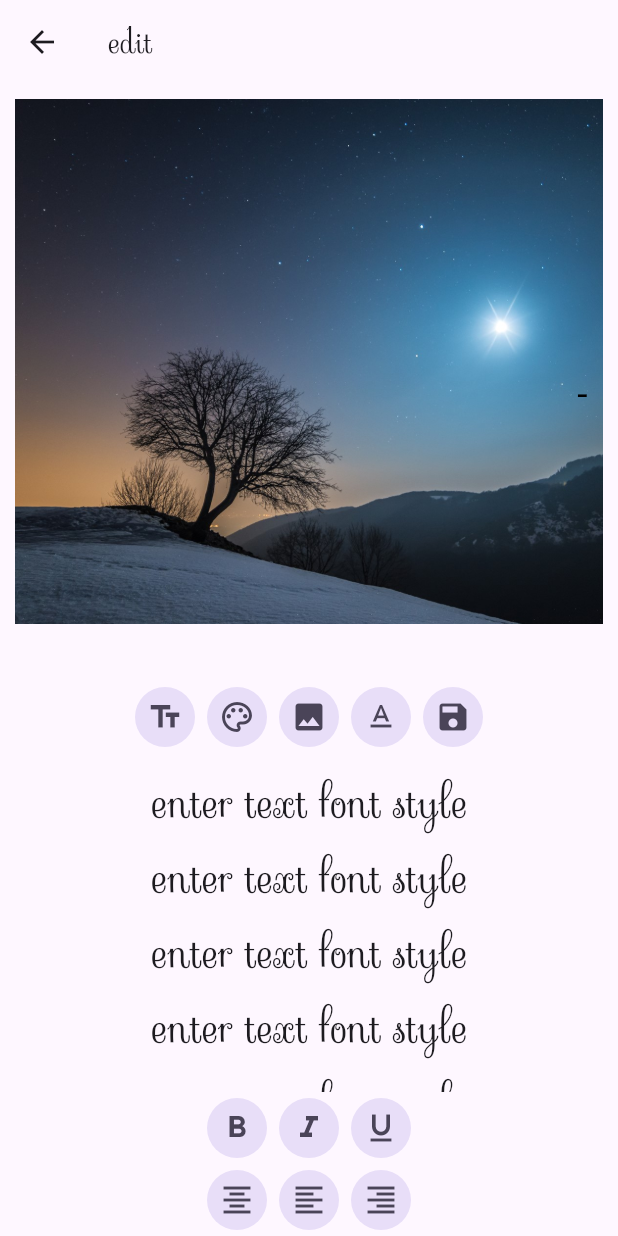
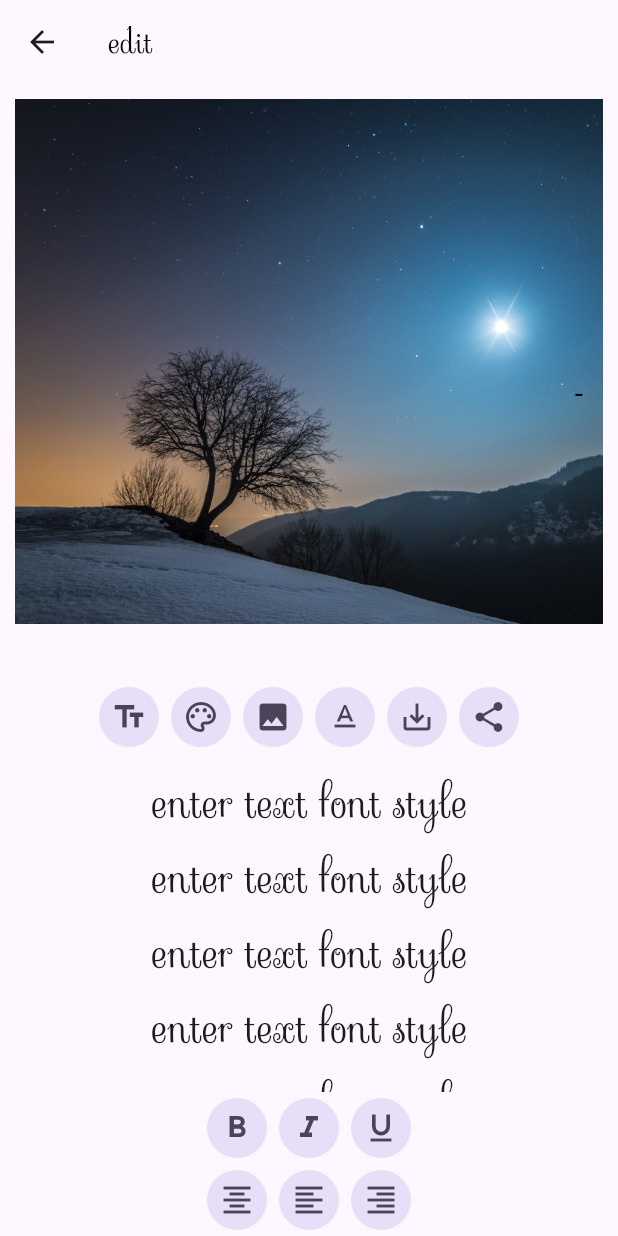
Before and after one commit to shitalchauhan769/Quotes_app, a Flutter app: the EditScreen screen opened directly with empty values, after a tap on the "text format" icon, on a phone screen of 412 x 824 dp. Run offline on Flutter 3.47's test engine with Material 3 defaults, Android fonts, the phone set to English and light mode, and no system bars; our stand-ins replace share_plus; network calls fail; Roboto replaces fonts that are missing (OpenSana).

Commit message:
2-5-2024

```diff
--- a/lib/screen/edit/edit_screen.dart
+++ b/lib/screen/edit/edit_screen.dart
@@ -1,12 +1,15 @@
-// import 'dart:js_interop';
-// import 'dart:typed_data';
+import 'dart:io';
 
+import 'dart:typed_data';
 import 'package:flutter/cupertino.dart';
 import 'package:flutter/material.dart';
 import 'package:flutter/rendering.dart';
 import 'package:flutter/widgets.dart';
+import 'package:path_provider/path_provider.dart';
 import 'package:quotes_app/screen/model/qoute_model.dart';
-import 'dart:ui'as ui;
+import 'dart:ui' as ui;
+
+import 'package:share_plus/share_plus.dart';
 
 class EditScreen extends StatefulWidget {
   const EditScreen({super.key});
@@ -37,17 +40,23 @@ class _EditScreenState extends State<EditScreen> {
   bool italicOn = false;
   bool underline = false;
   FontWeight bold = FontWeight.normal;
-  FontStyle Style=FontStyle.normal;
-  TextDecoration line=TextDecoration.underline;
-  TextAlign c1=TextAlign.center;
+  FontStyle Style = FontStyle.normal;
+  TextDecoration line = TextDecoration.underline;
+  TextAlign c1 = TextAlign.center;
   GlobalKey rapaintkey = GlobalKey();
 
   @override
   Widget build(BuildContext context) {
-    QuoteModel model = ModalRoute.of(context)!.settings.arguments as QuoteModel;
+    QuoteModel model = ModalRoute
+        .of(context)!
+        .settings
+        .arguments as QuoteModel;
     return Scaffold(
       appBar: AppBar(
-        title: Text("edit"),
+        title: Text(
+          "edit",
+          style: TextStyle(color: Colors.black),
+        ),
       ),
       body: Center(
         child: Column(
@@ -76,36 +85,30 @@ class _EditScreenState extends State<EditScreen> {
                         child: Column(
                           mainAxisAlignment: MainAxisAlignment.center,
                           children: [
-                            Text(
+                            SelectableText(
                               "${model.quotes}",
                               style: TextStyle(
                                   color: Selected,
                                   fontFamily: textstyle,
-                                  fontSize: 24,
-                                fontWeight: FontWeight.normal,fontStyle:Style,decoration: TextDecoration.underline
-                              ),
+                                  fontSize: 20,
+                                  fontWeight: bold,
+                                  fontStyle: Style,
+                                  decoration: TextDecoration.underline),
                               textAlign: c1,
-
-
                             ),
                             const SizedBox(
                               height: 10,
                             ),
                             Align(
                               alignment: Alignment.bottomRight,
-                              child: Text(
-                                "-${model.name}",
+                              child: SelectableText("-${model.name}",
                                   style: TextStyle(
                                     color: Selected,
                                     fontFamily: textstyle,
-                                    fontSize: 25,
+                                    fontSize: 20,
                                     fontWeight: bold,
-
                                   ),
-                                textAlign:c1
-
-                              ),
-
+                                  textAlign: c1),
                             ),
                           ],
                         ),
@@ -157,16 +160,19 @@ class _EditScreenState extends State<EditScreen> {
                       icon: Icon(Icons.text_format_outlined)),
                   IconButton.filledTonal(
                       onPressed: () {
-                        setState(() async{
-                            RepaintBoundary boundary = rapaintkey.currentContext!.findRenderObject() as  RepaintBoundary;
-
-                            //  ui.Image image=boundary.to boudary;
-                            // ByteData? byteData = await image.toByteData(
-                            //     format: ui.ImageByteFormat.png);
-                            // var bytes = byteData!.buffer.asUint8List();
-
+                        setState(() async {
+                          saveImage();
                         });
-                      }, icon: Icon(Icons.save)),
+                      },
+                      icon: Icon(Icons.save_alt)),
+                  IconButton.filledTonal(
+                      onPressed: () {
+                        setState(() async {
+                          String path= await saveImage();
+                          await Share.shareXFiles([XFile(path)]);
+                        });
+                      },
+                      icon: Icon(Icons.share)),
                 ],
               ),
             ),
@@ -238,7 +244,9 @@ class _EditScreenState extends State<EditScreen> {
                           width: 80,
                           alignment: Alignment.center,
                           child: const Text(
-                            "enter text font style",style: TextStyle(fontSize: 30),)),
+                            "enter text font style",
+                            style: TextStyle(fontSize: 30),
+                          )),
                     );
                   },
                 ),
@@ -253,22 +261,21 @@ class _EditScreenState extends State<EditScreen> {
                     IconButton.filledTonal(
                         onPressed: () {
                           setState(() {
-                            bold=FontWeight.bold;
-
+                            bold = FontWeight.bold;
                           });
                         },
                         icon: Icon(Icons.format_bold_outlined)),
                     IconButton.filledTonal(
                         onPressed: () {
                           setState(() {
-                           Style=FontStyle.italic;
+                            Style = FontStyle.italic;
                           });
                         },
                         icon: Icon(Icons.format_italic)),
                     IconButton.filledTonal(
                         onPressed: () {
                           setState(() {
-                            line=TextDecoration.underline;
+                            line = TextDecoration.underline;
                           });
                         },
                         icon: Icon(Icons.format_underline)),
@@ -280,22 +287,24 @@ class _EditScreenState extends State<EditScreen> {
                     IconButton.filledTonal(
                         onPressed: () {
                           setState(() {
-                            c1=TextAlign.center;
+                            c1 = TextAlign.center;
                           });
                         },
                         icon: Icon(Icons.format_align_center)),
                     IconButton.filledTonal(
                         onPressed: () {
                           setState(() {
-                            c1=TextAlign.left;
+                            c1 = TextAlign.left;
                           });
-                        }, icon: Icon(Icons.format_align_left)),
+                        },
+                        icon: Icon(Icons.format_align_left)),
                     IconButton.filledTonal(
                         onPressed: () {
                           setState(() {
-                            c1=TextAlign.end;
+                            c1 = TextAlign.end;
                           });
-                        }, icon: Icon(Icons.format_align_right)),
+                        },
+                        icon: Icon(Icons.format_align_right)),
                   ],
                 ),
               ],
@@ -305,4 +314,26 @@ class _EditScreenState extends State<EditScreen> {
       ),
     );
   }
+
+  Future<String> saveImage() async {
+    RenderRepaintBoundary boundary =
+    rapaintkey.currentContext!.findRenderObject()
+    as RenderRepaintBoundary;
+    ui.Image image = await boundary.toImage();
+    ByteData? byteData = await image.toByteData(
+        format: ui.ImageByteFormat.png);
+    var bytes = byteData!.buffer.asUint8List();
+
+    if (Platform.isAndroid) {
+      File("/storage/emulated/0/Downloader")
+          .writeAsBytes(bytes);
+      return "/storage/emulated/0/Downloader";
     }
+    else {
+      Directory? dir = await getDownloadsDirectory();
+      await File("${(dir!).path}/my.png")
+          .writeAsBytes(bytes);
+      return "${(dir).path}/my.png";
+    }
+  }
+}
--- a/lib/screen/quotes/quotes_screen.dart
+++ b/lib/screen/quotes/quotes_screen.dart
@@ -54,7 +54,7 @@ class _QuotesScreenState extends State<QuotesScreen> {
               Text(
                 "${l1[index].quotes}",
                 style: const TextStyle(
-                    fontFamily: 'Sevillana',fontSize: 15,fontWeight: FontWeight.bold,color: Colors.black),
+                    fontFamily: 'Sevillana',fontWeight: FontWeight.bold,color: Colors.black),
               ),
               const SizedBox(
                 height: 5,
@@ -62,7 +62,7 @@ class _QuotesScreenState extends State<QuotesScreen> {
               Text(
                 "- ${l1[index].name}",
                 style: const TextStyle(
-                 fontSize: 18,color: Colors.black,
+                 color: Colors.black,
                   fontWeight: FontWeight.bold
                 ),
               )
--- a/pubspec.yaml
+++ b/pubspec.yaml
@@ -35,6 +35,8 @@ dependencies:
   # The following adds the Cupertino Icons font to your application.
   # Use with the CupertinoIcons class for iOS style icons.
   cupertino_icons: ^1.0.6
+  path_provider: ^2.1.3
+  share_plus: ^9.0.0
 
 dev_dependencies:
   flutter_test:
```
Also changed, not shown: pubspec.lock, 3 other files. Lines whose indentation alone changed are shown as unchanged.
